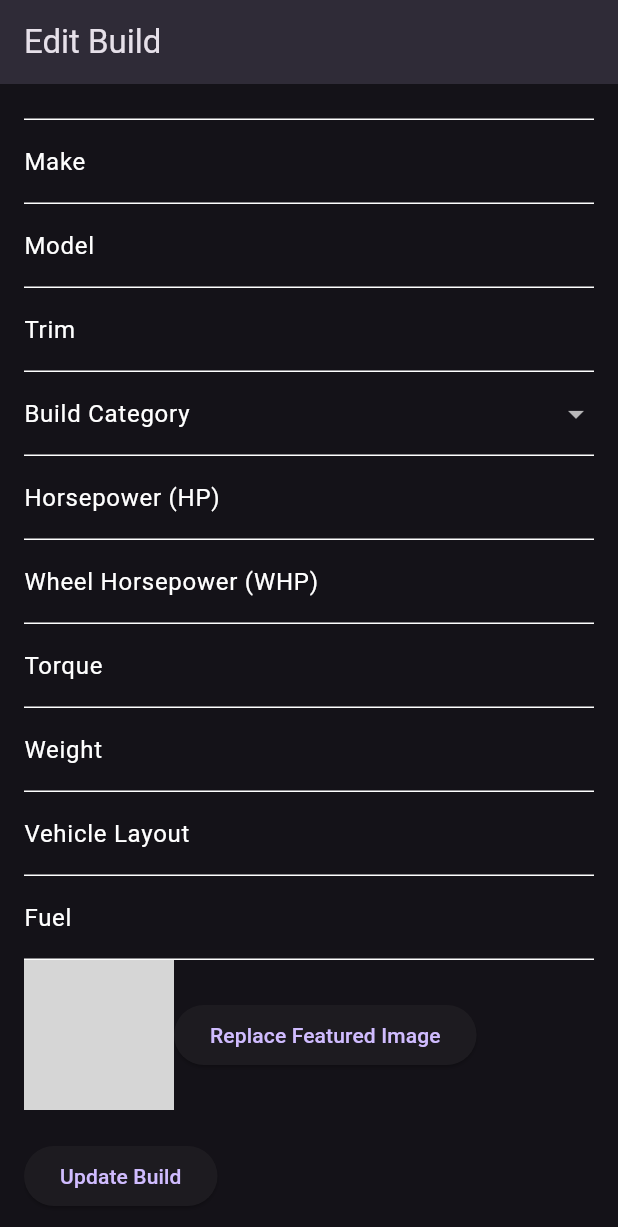
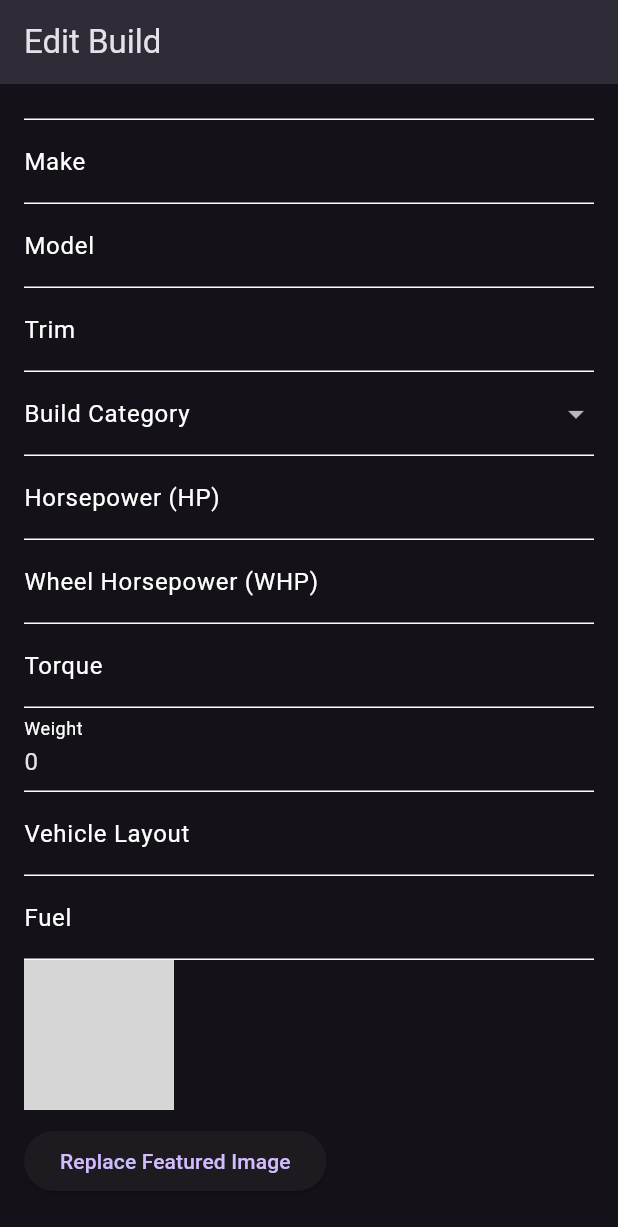
Before and after one commit to jhdavey/pdapps, a Flutter app: the EditBuildView screen opened directly with empty values, scrolled down 48 dp, on a phone screen of 412 x 824 dp. Shown: the top 1227 px of the screen. Run offline on Flutter 3.47's test engine with Material 3 defaults, Android fonts, the phone set to English and light mode, and no system bars; our stand-ins replace bloc, equatable, flutter_bloc, image_picker, shared_preferences, sqflite; accounts and stored records are empty; network calls fail; grey boxes are pictures that could not be loaded.

```diff
--- a/lib/views/builds/edit_build_view.dart
+++ b/lib/views/builds/edit_build_view.dart
@@ -70,26 +70,29 @@ class _EditBuildViewState extends State<EditBuildView> {
   }
 
   void _initializeFormFields() {
-    _yearController.text = widget.build['year'] ?? '';
-    _makeController.text = widget.build['make'] ?? '';
-    _modelController.text = widget.build['model'] ?? '';
-    _trimController.text = widget.build['trim'] ?? '';
-    _hpController.text = widget.build['hp'] ?? '';
-    _whpController.text = widget.build['whp'] ?? '';
-    _torqueController.text = widget.build['torque'] ?? '';
-    _weightController.text = widget.build['weight'] ?? '';
-    _vehicleLayoutController.text = widget.build['vehicleLayout'] ?? '';
-    _fuelController.text = widget.build['fuel'] ?? '';
-    _zeroSixtyController.text = widget.build['zeroSixty'] ?? '';
-    _zeroOneHundredController.text = widget.build['zeroOneHundred'] ?? '';
-    _quarterMileController.text = widget.build['quarterMile'] ?? '';
-    _engineTypeController.text = widget.build['engineType'] ?? '';
-    _engineCodeController.text = widget.build['engineCode'] ?? '';
-    _forcedInductionController.text = widget.build['forcedInduction'] ?? '';
-    _transController.text = widget.build['trans'] ?? '';
-    _suspensionController.text = widget.build['suspension'] ?? '';
-    _brakesController.text = widget.build['brakes'] ?? '';
-    _selectedCategory = widget.build['build_category'];
+    _yearController.text = widget.build['year']?.toString() ?? '';
+    _makeController.text = widget.build['make']?.toString() ?? '';
+    _modelController.text = widget.build['model']?.toString() ?? '';
+    _trimController.text = widget.build['trim']?.toString() ?? '';
+    _hpController.text = widget.build['hp']?.toString() ?? '';
+    _whpController.text = widget.build['whp']?.toString() ?? '';
+    _torqueController.text = widget.build['torque']?.toString() ?? '';
+    _weightController.text = widget.build['weight']?.toString() ?? '';
+    _vehicleLayoutController.text =
+        widget.build['vehicleLayout']?.toString() ?? '';
+    _fuelController.text = widget.build['fuel']?.toString() ?? '';
+    _zeroSixtyController.text = widget.build['zeroSixty']?.toString() ?? '';
+    _zeroOneHundredController.text =
+        widget.build['zeroOneHundred']?.toString() ?? '';
+    _quarterMileController.text = widget.build['quarterMile']?.toString() ?? '';
+    _engineTypeController.text = widget.build['engineType']?.toString() ?? '';
+    _engineCodeController.text = widget.build['engineCode']?.toString() ?? '';
+    _forcedInductionController.text =
+        widget.build['forcedInduction']?.toString() ?? '';
+    _transController.text = widget.build['trans']?.toString() ?? '';
+    _suspensionController.text = widget.build['suspension']?.toString() ?? '';
+    _brakesController.text = widget.build['brakes']?.toString() ?? '';
+    _selectedCategory = widget.build['build_category']?.toString();
   }
 
   Future<void> _pickImage() async {
@@ -99,6 +102,7 @@ class _EditBuildViewState extends State<EditBuildView> {
     if (pickedFile != null) {
       setState(() {
         _selectedImage = File(pickedFile.path);
+        widget.build['image'] = pickedFile.path;
       });
     }
   }
@@ -119,9 +123,11 @@ class _EditBuildViewState extends State<EditBuildView> {
       return;
     }
 
-  final url = 'https://passiondrivenbuilds.com/api/builds/${widget.build['id']}';
+    final url =
+        'https://passiondrivenbuilds.com/api/builds/${widget.build['id']}';
 
     try {
+      // Prepare the request body
       final body = {
         'year': _yearController.text.trim(),
         'make': _makeController.text.trim(),
@@ -145,6 +151,11 @@ class _EditBuildViewState extends State<EditBuildView> {
         'brakes': _brakesController.text.trim(),
       };
 
+      // If an image is selected, encode it as Base64 and add it to the request body
+      if (_selectedImage != null) {
+        final bytes = await _selectedImage!.readAsBytes();
+        body['image'] = base64Encode(bytes);
+      }
 
       final response = await http.put(
         Uri.parse(url),
@@ -156,14 +167,14 @@ class _EditBuildViewState extends State<EditBuildView> {
         body: jsonEncode(body),
       );
 
-
       if (response.statusCode == 200) {
         ScaffoldMessenger.of(context).showSnackBar(
           const SnackBar(content: Text('Build updated successfully!')),
         );
         Navigator.pop(context);
       } else {
-      final error = jsonDecode(response.body)['message'] ?? 'An error occurred';
+        final error =
+            jsonDecode(response.body)['message'] ?? 'An error occurred';
         ScaffoldMessenger.of(context).showSnackBar(
           SnackBar(content: Text('Error: $error')),
         );
@@ -187,16 +198,30 @@ class _EditBuildViewState extends State<EditBuildView> {
             child: Column(
               crossAxisAlignment: CrossAxisAlignment.start,
               children: [
-                _buildTextField(controller: _yearController, label: 'Year', isRequired: true),
-                _buildTextField(controller: _makeController, label: 'Make', isRequired: true),
-                _buildTextField(controller: _modelController, label: 'Model', isRequired: true),
+                _buildTextField(
+                    controller: _yearController,
+                    label: 'Year',
+                    isRequired: true),
+                _buildTextField(
+                    controller: _makeController,
+                    label: 'Make',
+                    isRequired: true),
+                _buildTextField(
+                    controller: _modelController,
+                    label: 'Model',
+                    isRequired: true),
                 _buildTextField(controller: _trimController, label: 'Trim'),
                 _buildDropdownField(),
-                _buildTextField(controller: _hpController, label: 'Horsepower (HP)'),
-                _buildTextField(controller: _whpController, label: 'Wheel Horsepower (WHP)'),
+                _buildTextField(
+                    controller: _hpController, label: 'Horsepower (HP)'),
+                _buildTextField(
+                    controller: _whpController,
+                    label: 'Wheel Horsepower (WHP)'),
                 _buildTextField(controller: _torqueController, label: 'Torque'),
                 _buildTextField(controller: _weightController, label: 'Weight'),
-                _buildTextField(controller: _vehicleLayoutController, label: 'Vehicle Layout'),
+                _buildTextField(
+                    controller: _vehicleLayoutController,
+                    label: 'Vehicle Layout'),
                 _buildTextField(controller: _fuelController, label: 'Fuel'),
                 _buildImageSection(),
                 const SizedBox(height: 20),
@@ -212,11 +237,17 @@ class _EditBuildViewState extends State<EditBuildView> {
     );
   }
 
-  Widget _buildTextField({required TextEditingController controller, required String label, bool isRequired = false}) {
+  Widget _buildTextField(
+      {required TextEditingController controller,
+      required String label,
+      bool isRequired = false}) {
     return TextFormField(
       controller: controller,
       decoration: InputDecoration(labelText: label),
-      validator: isRequired ? (value) => value == null || value.isEmpty ? '$label is required' : null : null,
+      validator: isRequired
+          ? (value) =>
+              value == null || value.isEmpty ? '$label is required' : null
+          : null,
     );
   }
 
@@ -224,21 +255,64 @@ class _EditBuildViewState extends State<EditBuildView> {
     return DropdownButtonFormField<String>(
       decoration: const InputDecoration(labelText: 'Build Category'),
       value: _selectedCategory,
-      items: _categories.map((category) => DropdownMenuItem(value: category, child: Text(category))).toList(),
+      items: _categories
+          .map((category) =>
+              DropdownMenuItem(value: category, child: Text(category)))
+          .toList(),
       onChanged: (value) {
         setState(() {
           _selectedCategory = value;
         });
       },
-      validator: (value) => value == null || value.isEmpty ? 'Category is required' : null,
+      validator: (value) =>
+          value == null || value.isEmpty ? 'Category is required' : null,
     );
   }
 
   Widget _buildImageSection() {
-    return Row(
+    return Column(
+      crossAxisAlignment: CrossAxisAlignment.start,
       children: [
-        if (widget.build['image'] != null)
-          Image.network(widget.build['image'], width: 100, height: 100, fit: BoxFit.cover),
+        // Restrict the image size
+        if (_selectedImage != null)
+          Container(
+            width: 100,
+            height: 100,
+            decoration: BoxDecoration(
+              border: Border.all(color: Colors.grey),
+              borderRadius: BorderRadius.circular(8),
+              image: DecorationImage(
+                image: FileImage(_selectedImage!),
+                fit: BoxFit.cover,
+              ),
+            ),
+          )
+        else if (widget.build['image'] != null)
+          Container(
+            width: 100,
+            height: 100,
+            decoration: BoxDecoration(
+              border: Border.all(color: Colors.grey),
+              borderRadius: BorderRadius.circular(8),
+              image: DecorationImage(
+                image: NetworkImage(widget.build['image']),
+                fit: BoxFit.cover,
+              ),
+            ),
+          )
+        else
+          // Placeholder for when no image is available
+          Container(
+            width: 100,
+            height: 100,
+            decoration: BoxDecoration(
+              border: Border.all(color: Colors.grey),
+              borderRadius: BorderRadius.circular(8),
+              color: Colors.grey[300],
+            ),
+            child: const Icon(Icons.image, color: Colors.grey),
+          ),
+        const SizedBox(height: 10), // Space between image and button
         ElevatedButton(
           onPressed: _pickImage,
           child: const Text('Replace Featured Image'),
--- a/lib/views/builds/garage_view.dart
+++ b/lib/views/builds/garage_view.dart
@@ -89,6 +89,7 @@ class _GarageViewState extends State<GarageView> {
           final builds = data['builds'] as List<dynamic>? ?? [];
           final userId = ModalRoute.of(context)?.settings.arguments as int?;
           final isOwner = userId == user['id'];
+
 
           return SingleChildScrollView(
             child: Column(
```
Also changed, not shown: lib/views/builds/build_view.dart (+23 -13 lines). Lines whose indentation alone changed are shown as unchanged.
